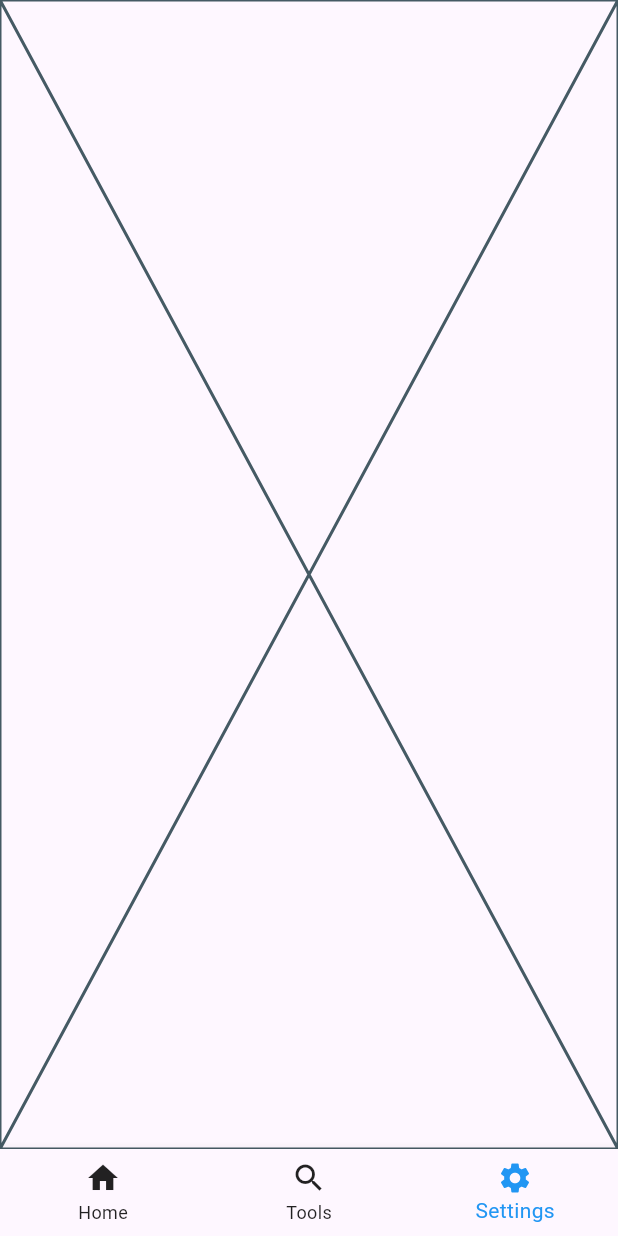
After one commit to Abdulk077/Pdf-App, a Flutter app: the screen it shows after launch, item 3 of the bottom bar chosen, on a phone screen of 412 x 824 dp. The commit adds this screen. Run offline on Flutter 3.47's test engine with Material 3 defaults, Android fonts, the phone set to English and light mode, and no system bars; our stand-ins replace gap, image_picker, pdf, permission_handler; missing offline and left inert: external_path, flutter_pdfview, media_scanner.

Commit message:
Adding Bottom Navigation Bar

```diff
--- /dev/null
+++ b/lib/Screen/setting.dart
@@ -0,0 +1,10 @@
+import 'package:flutter/material.dart';
+
+class Setting extends StatelessWidget {
+  const Setting({super.key});
+
+  @override
+  Widget build(BuildContext context) {
+    return const Placeholder();
+  }
+}
--- /dev/null
+++ b/lib/bottom_navigation.dart
@@ -0,0 +1,51 @@
+import 'package:flutter/material.dart';
+import 'package:pdf_reader/Screen/HomeScreen.dart';
+import 'package:pdf_reader/Screen/main_page.dart';
+import 'package:pdf_reader/Screen/setting.dart';
+
+class BottomBarScreen extends StatefulWidget {
+  const BottomBarScreen({super.key});
+
+  @override
+  State<BottomBarScreen> createState() => _BottomBarScreenState();
+}
+
+class _BottomBarScreenState extends State<BottomBarScreen> {
+  @override
+  int currentIndexValue = 0;
+  List screenList = [
+    const HomeScreen(),
+    const MainPage(),
+    const Setting(),
+  ];
+  Widget build(BuildContext context) {
+    return Scaffold(
+
+     body: screenList[currentIndexValue],
+      bottomNavigationBar: BottomNavigationBar(
+        selectedItemColor: Colors.blue,
+        unselectedItemColor: Colors.black87,
+        onTap: (index) {
+          setState(() {
+            currentIndexValue = index;
+          });
+        },
+        currentIndex: currentIndexValue,
+        items: const [
+          BottomNavigationBarItem(
+            icon: Icon(Icons.home),
+            label: 'Home',
+          ),
+          BottomNavigationBarItem(
+            icon: Icon(Icons.search),
+            label: 'Tools',
+          ),
+          BottomNavigationBarItem(
+            icon: Icon(Icons.settings),
+            label: 'Settings',
+          ),
+        ],
+      ),
+    );
+  }
+}
--- a/lib/main.dart
+++ b/lib/main.dart
@@ -1,6 +1,7 @@
 import 'package:flutter/material.dart';
 import 'package:pdf_reader/Screen/HomeScreen.dart';
 import 'package:pdf_reader/Screen/main_page.dart';
+import 'package:pdf_reader/bottom_navigation.dart';
 
 void main() {
   runApp(const MyApp());
@@ -18,7 +19,7 @@ class MyApp extends StatelessWidget {
         colorScheme: ColorScheme.fromSeed(seedColor: Colors.deepPurple),
         useMaterial3: true,
       ),
-      home: MainPage(),
+      home: const BottomBarScreen(),
     );
   }
 }
--- a/pubspec.yaml
+++ b/pubspec.yaml
@@ -43,6 +43,8 @@ dependencies:
   path: 1.9.0
   external_path: ^2.2.0
   flutter_pdfview: ^1.4.1+1
+  camera: ^0.11.2
+  share_plus: ^11.1.0
 
 dev_dependencies:
   flutter_test:
```
Also changed, not shown: pubspec.lock, 5 other files.
